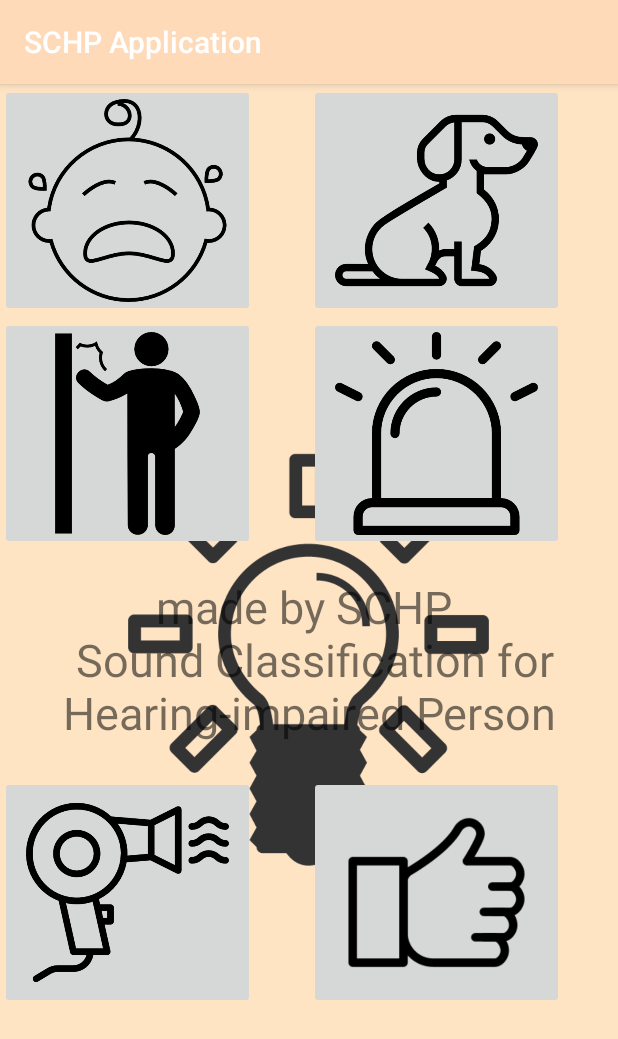
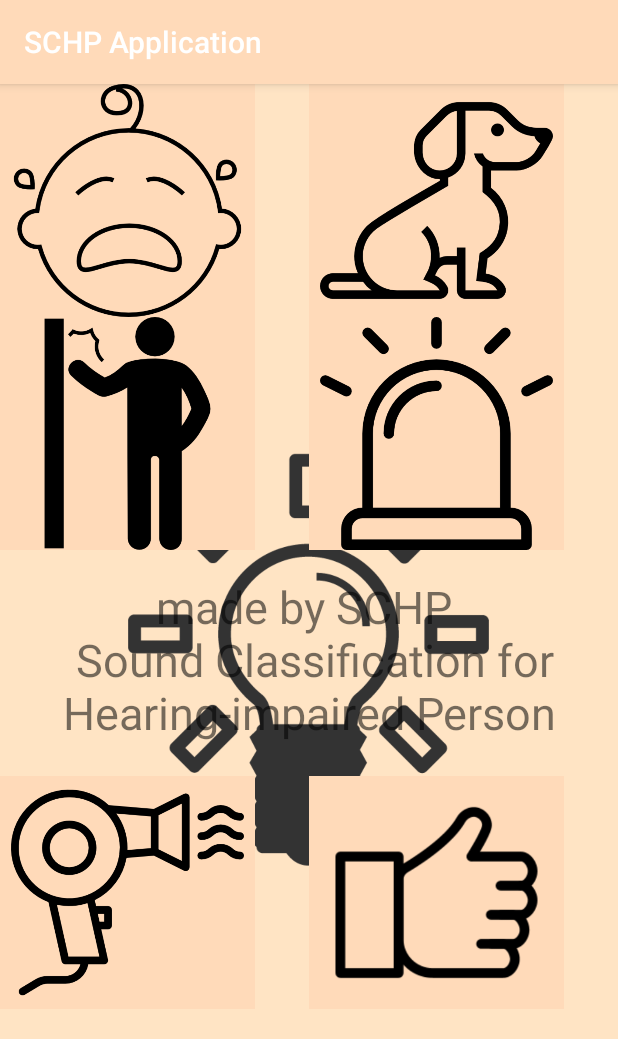
Before and after one commit to CapstoneTeam1/Application, an Android app: the screen it shows after launch (MainActivity), on a phone screen of 412 x 824 dp. Shown: the top 1039 px of the screen. Run offline under Robolectric (Android 15) with nearby library versions, the phone set to English and light mode, and no system bars.

Commit message:
final version

```diff
--- a/app/src/main/res/layout/activity_main.xml
+++ b/app/src/main/res/layout/activity_main.xml
@@ -47,6 +47,8 @@
                     android:layout_column="0"
                     android:layout_gravity="center"
                     android:layout_row="0"
+                    android:background="@color/buttonColor"
+                    android:adjustViewBounds="true"
                     android:scaleType="fitCenter"
                     android:src="@drawable/sound0_icon" />
 
@@ -57,6 +59,7 @@
                     android:layout_column="1"
                     android:layout_gravity="center"
                     android:layout_row="0"
+                    android:background="@color/buttonColor"
                     android:adjustViewBounds="true"
                     android:scaleType="fitCenter"
                     android:src="@drawable/sound1_icon" />
@@ -68,6 +71,7 @@
                     android:layout_column="0"
                     android:layout_gravity="center"
                     android:layout_row="1"
+                    android:background="@color/buttonColor"
                     android:adjustViewBounds="true"
                     android:scaleType="fitCenter"
                     android:src="@drawable/sound2_icon" />
@@ -79,6 +83,7 @@
                     android:layout_column="1"
                     android:layout_gravity="center"
                     android:layout_row="1"
+                    android:background="@color/buttonColor"
                     android:adjustViewBounds="true"
                     android:scaleType="fitCenter"
                     android:src="@drawable/sound3_icon" />
@@ -90,6 +95,7 @@
                     android:layout_column="0"
                     android:layout_gravity="center"
                     android:layout_row="2"
+                    android:background="@color/buttonColor"
                     android:adjustViewBounds="true"
                     android:scaleType="fitCenter"
                     android:src="@drawable/sound4_icon" />
@@ -101,6 +107,7 @@
                     android:layout_column="1"
                     android:layout_gravity="center"
                     android:layout_row="2"
+                    android:background="@color/buttonColor"
                     android:adjustViewBounds="true"
                     android:scaleType="fitCenter"
                     android:src="@drawable/sound5_icon" />
--- a/app/src/main/res/values/colors.xml
+++ b/app/src/main/res/values/colors.xml
@@ -3,4 +3,5 @@
     <color name="colorPrimary">#3F51B5</color>
     <color name="colorPrimaryDark">#303F9F</color>
     <color name="colorAccent">#FF4081</color>
+    <color name="buttonColor">#FFDAB9</color>
 </resources>
```
Also changed, not shown: app/src/main/java/kr/ac/sogang/speech/shcpproject/MainActivity.java (+15 -11 lines), 18 other files.
